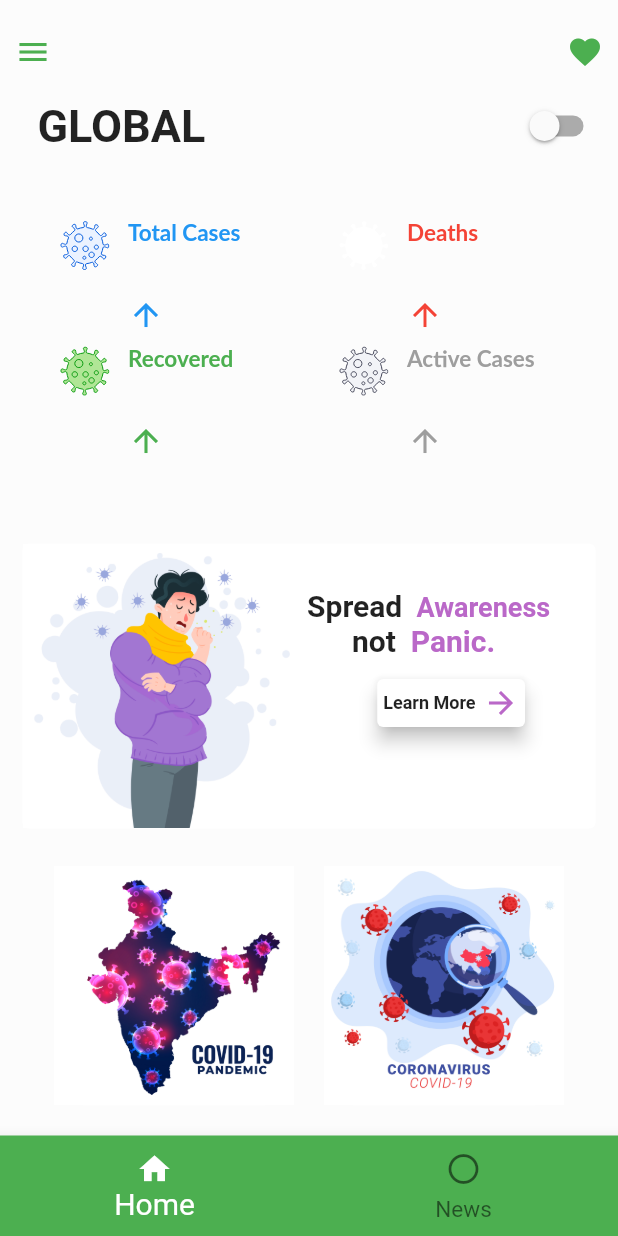
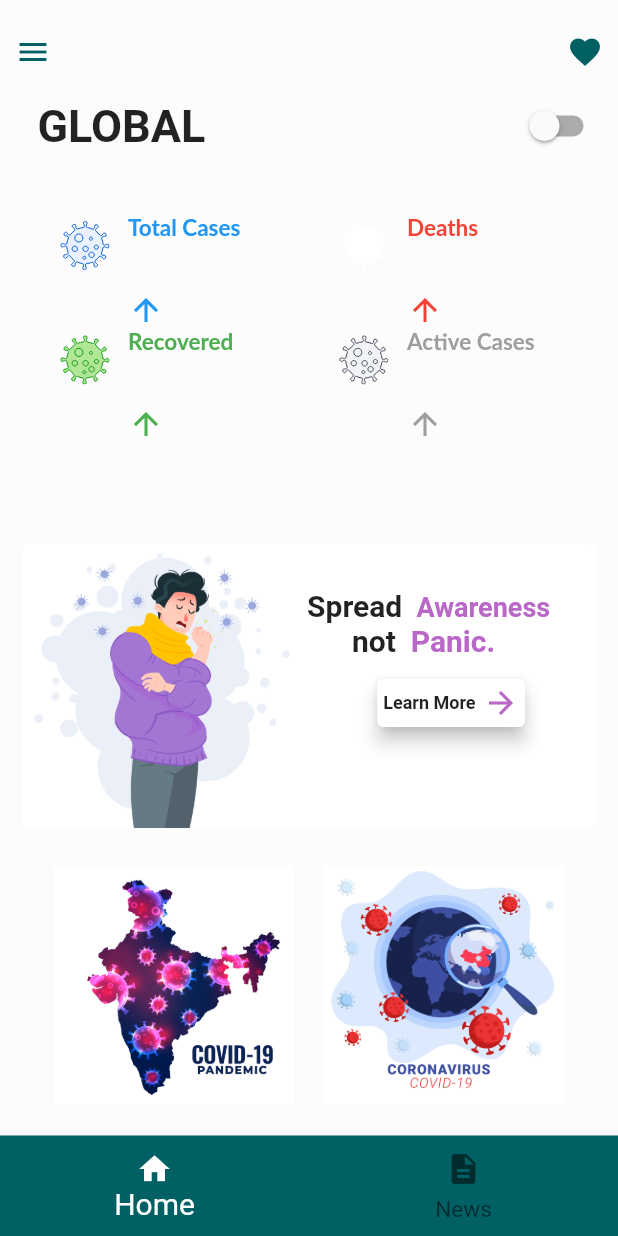
Before and after one commit to GeekHaven/Covid-Tracker, a Flutter app: the MenuDashboardPage screen opened directly, on a phone screen of 412 x 824 dp. Run offline on Flutter 3.47's test engine with Material 2 defaults, Android fonts, the phone set to English and light mode, and no system bars; drawn by our look-alikes of auto_size_text; our stand-ins replace carousel_pro, connectivity, dio, fl_chart, flutter_svg, fluttertoast and 3 more; missing offline and left inert: newsapi_client; network calls fail; Roboto replaces fonts that are missing (Lato); statements that could not run were skipped.

Commit message:
Nothing Done

```diff
--- a/lib/constants.dart
+++ b/lib/constants.dart
@@ -3,6 +3,6 @@ import 'package:flutter/material.dart';
 const kTextColor=Color(0xFF1E2432);
 const kTextMediumColor=Color(0xFF53627C);
 const kTextLightColor=Color(0xFFACB1C0);
-var kPrimaryColor= Colors.green;
+var kPrimaryColor= Colors.cyan[900];
 const kBackgroundColor=Color(0xFFFCFCFC);
 const kInactiveChartColor=Color(0xFFEECEF);
--- a/lib/menuscreens/developer.dart
+++ b/lib/menuscreens/developer.dart
@@ -57,7 +57,7 @@ class _DeveloperState extends State<Developer> {
   @override
   Widget build(BuildContext context) {
     return Scaffold(
-        body: Container(
+      body: Container(
       width: double.infinity,
       child: Column(
         children: <Widget>[
--- a/lib/screens/home/home.dart
+++ b/lib/screens/home/home.dart
@@ -91,7 +91,7 @@ class _MenuDashboardPageState extends State<MenuDashboardPage>
       child: ScaleTransition(
         scale: _menuscaleAnimation,
         child: Container(
-          color: Colors.blueGrey[600],
+          color: Colors.cyan[900],
           child: Column(
             mainAxisAlignment: MainAxisAlignment.start,
             children: <Widget>[
@@ -101,7 +101,7 @@ class _MenuDashboardPageState extends State<MenuDashboardPage>
                     0.13,
               ),
               Container(
-                color: Colors.blueGrey[600],
+                color: Colors.cyan[900],
                 child: Align(
                   alignment: Alignment.topLeft,
                   child: Text(
@@ -119,7 +119,7 @@ class _MenuDashboardPageState extends State<MenuDashboardPage>
                     0.01,
               ),
               Container(
-                color: Colors.blueGrey[600],
+                color: Colors.cyan[900],
                 child: Align(
                   alignment: Alignment.topLeft,
                   child: Text(
@@ -137,7 +137,7 @@ class _MenuDashboardPageState extends State<MenuDashboardPage>
                     0.16,
               ),
               Container(
-                color: Colors.blueGrey[600],
+                color: Colors.cyan[900],
                 child: Padding(
                     padding: const EdgeInsets.only(left: 16.0),
                     child: Align(
@@ -148,7 +148,7 @@ class _MenuDashboardPageState extends State<MenuDashboardPage>
                             crossAxisAlignment: CrossAxisAlignment.start,
                             children: <Widget>[
                               FlatButton(
-                                  color: Colors.blueGrey[600],
+                                  color: Colors.cyan[900],
                                   disabledColor: Colors.white,
                                   textColor: Colors.white,
                                   padding: EdgeInsets.all(7),
@@ -173,13 +173,14 @@ class _MenuDashboardPageState extends State<MenuDashboardPage>
                                               data: myData,
                                               districtData: myDistrictData,
                                               dailyData: myDailyData,
-                                              countrydata: myCountryData);
+                                              countrydata: myCountryData,
+                                              );
                                         },
                                       ),
                                     );
                                   }),
                               FlatButton(
-                                  color: Colors.blueGrey[600],
+                                  color: Colors.cyan[900],
                                   disabledColor: Colors.white,
                                   textColor: Colors.white,
                                   padding: EdgeInsets.all(7),
@@ -206,7 +207,7 @@ class _MenuDashboardPageState extends State<MenuDashboardPage>
                                     );
                                   }),
                               FlatButton(
-                                  color: Colors.blueGrey[600],
+                                  color: Colors.cyan[900],
                                   disabledColor: Colors.white,
                                   textColor: Colors.white,
                                   padding: EdgeInsets.all(7),
@@ -234,7 +235,7 @@ class _MenuDashboardPageState extends State<MenuDashboardPage>
                                     );
                                   }),
                               FlatButton(
-                                  color: Colors.blueGrey[600],
+                                  color: Colors.cyan[900],
                                   disabledColor: Colors.white,
                                   textColor: Colors.white,
                                   padding: EdgeInsets.all(7),
@@ -255,7 +256,7 @@ class _MenuDashboardPageState extends State<MenuDashboardPage>
                                     launch("https://www.pmcares.gov.in/en/");
                                   }),
                               FlatButton(
-                                  color: Colors.blueGrey[600],
+                                  color: Colors.cyan[900],
                                   disabledColor: Colors.white,
                                   textColor: Colors.white,
                                   padding: EdgeInsets.all(7),
--- a/lib/screens/home/home_widgets/bottom.dart
+++ b/lib/screens/home/home_widgets/bottom.dart
@@ -23,10 +23,9 @@ class _BottomBarState extends State<BottomBar> {
             title: Text("Home"),
             backgroundColor: Colors.purple),
         BottomNavigationBarItem(
-            icon: Icon(Icons.panorama_fish_eye),
+            icon: Icon(Icons.description),
             title: Text("News"),
             backgroundColor: Colors.purple)
-
       ],
       onTap: (index) {
         setState(() {
--- a/lib/screens/home/home_widgets/infoCardset.dart
+++ b/lib/screens/home/home_widgets/infoCardset.dart
@@ -108,10 +108,9 @@ setState(() {
 
       child: (code!=2)?GridView(
         gridDelegate: SliverGridDelegateWithFixedCrossAxisCount(
-            // mainAxisSpacing: 5,
-            // crossAxisSpacing: 5,
+            //mainAxisSpacing: 5,
             crossAxisCount: 2,
-            childAspectRatio: 200/90),
+            childAspectRatio: 200/82),
         children: <Widget>[
              Infocard(
               title: 'Total Cases',
@@ -146,9 +145,9 @@ setState(() {
       ):GridView(
         gridDelegate: SliverGridDelegateWithFixedCrossAxisCount(
             // mainAxisSpacing: 5,
-            // crossAxisSpacing: 5,
+            crossAxisSpacing: 5,
             crossAxisCount: 2,
-            childAspectRatio: 200/90),
+            childAspectRatio: 200/82),
         children: <Widget>[
              Infocard(
               title: 'Total Cases',
```
